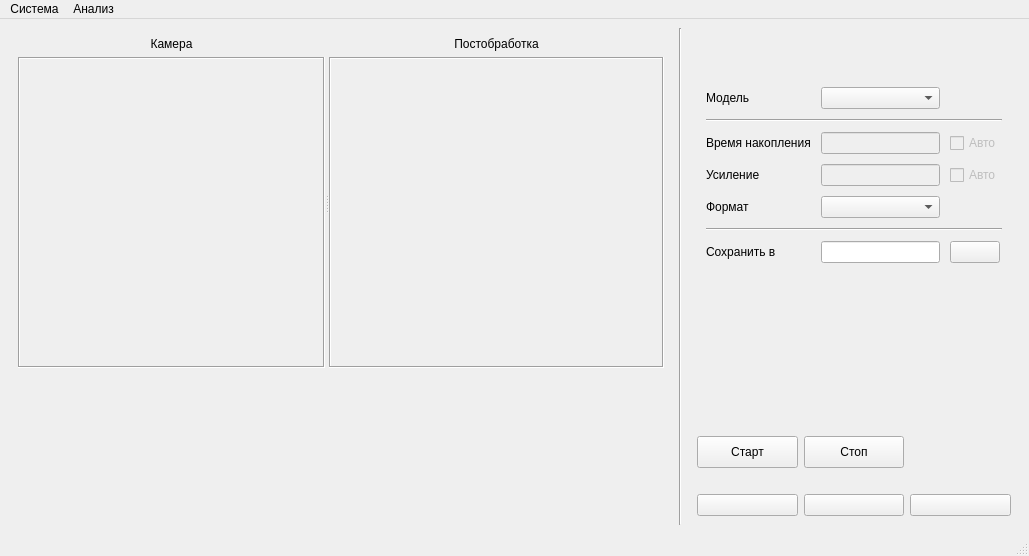
The window that QT_Forms/MainWindow.ui (Superdudl/DOE) describes before a commit, drawn with Qt 5.
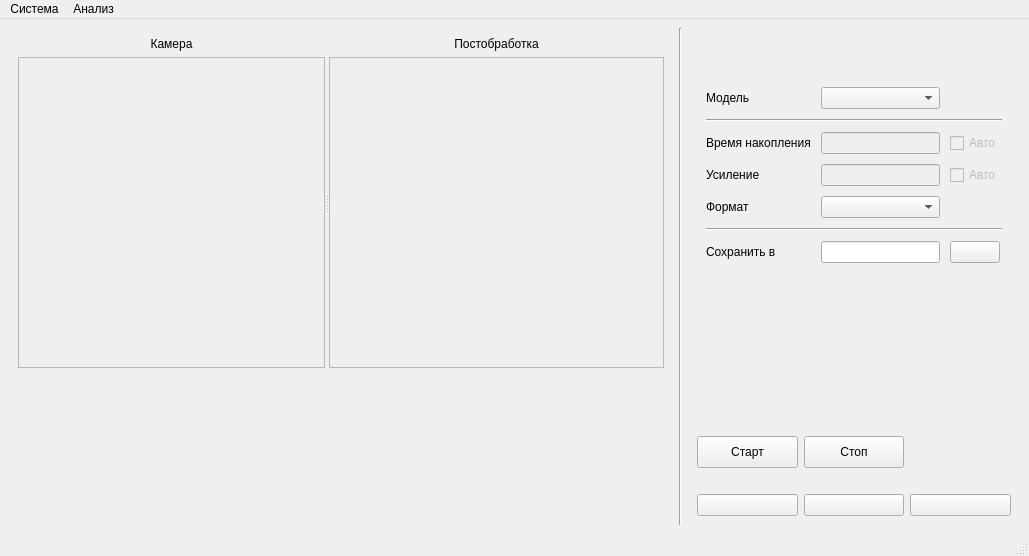
The same window after the commit. Icons and pictures are not drawn.

What changed in the file:
```diff
--- a/QT_Forms/MainWindow.ui
+++ b/QT_Forms/MainWindow.ui
@@ -80,7 +80,7 @@
               </size>
              </property>
              <property name="frameShape">
-              <enum>QFrame::Shape::Box</enum>
+              <enum>QFrame::Shape::StyledPanel</enum>
              </property>
              <property name="frameShadow">
               <enum>QFrame::Shadow::Sunken</enum>
@@ -137,7 +137,7 @@
               <enum>Qt::LayoutDirection::LeftToRight</enum>
              </property>
              <property name="frameShape">
-              <enum>QFrame::Shape::Box</enum>
+              <enum>QFrame::Shape::StyledPanel</enum>
              </property>
              <property name="frameShadow">
               <enum>QFrame::Shadow::Sunken</enum>
```
Left out of the diff: 6 changed lines with no effect on the pictures.
